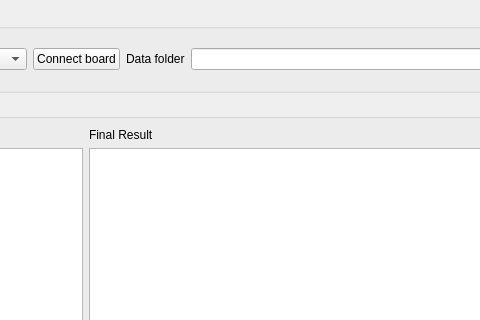
Old version of the form GUI.ui in the repository mn12you/GCBME_GUI; both pictures show x 119 to 599 and y 0 to 320 of the 959 by 529 pixel window.
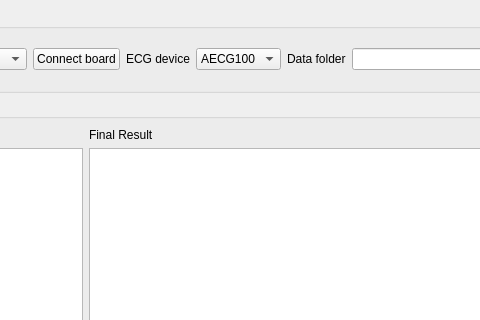
New version of the form. Custom widgets are drawn as their Qt base class.

The edit to the form file:
```diff
--- a/GUI.ui
+++ b/GUI.ui
@@ -48,6 +48,27 @@
              </property>
             </widget>
            </item>
+           <item>
+            <widget class="QLabel" name="label_6">
+             <property name="text">
+              <string>ECG device</string>
+             </property>
+            </widget>
+           </item>
+           <item>
+            <widget class="QComboBox" name="ECG_device_box">
+             <item>
+              <property name="text">
+               <string>AECG100</string>
+              </property>
+             </item>
+             <item>
+              <property name="text">
+               <string>SECG50</string>
+              </property>
+             </item>
+            </widget>
+           </item>
            <item>
             <widget class="QLabel" name="label_2">
              <property name="text">
```
